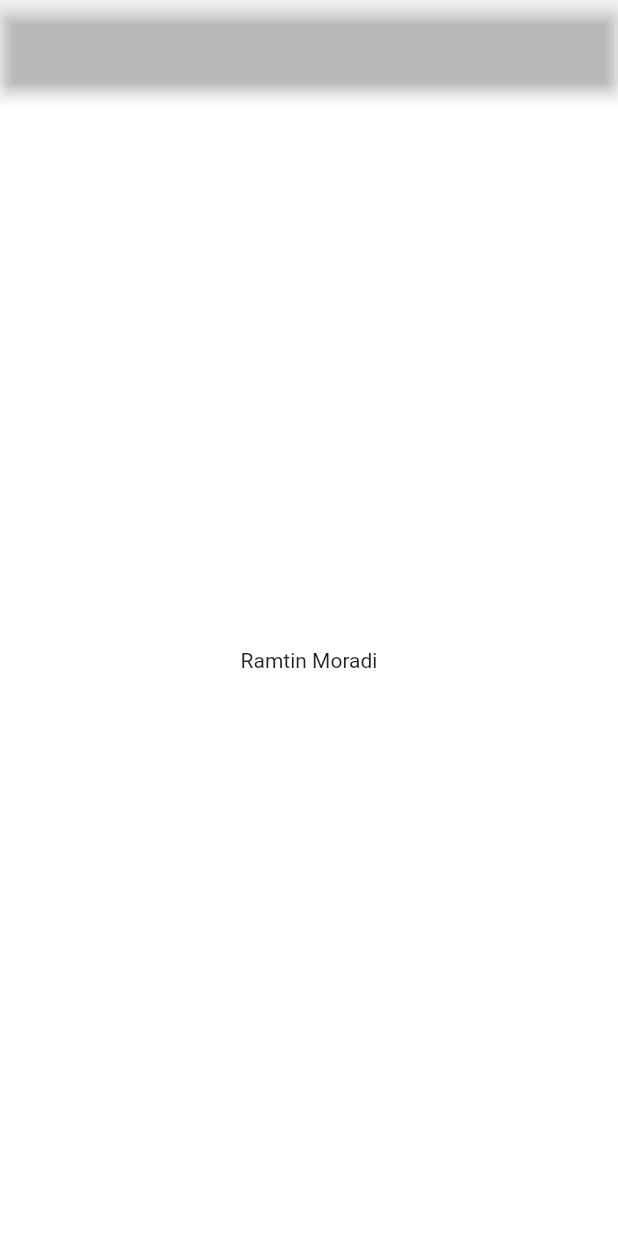
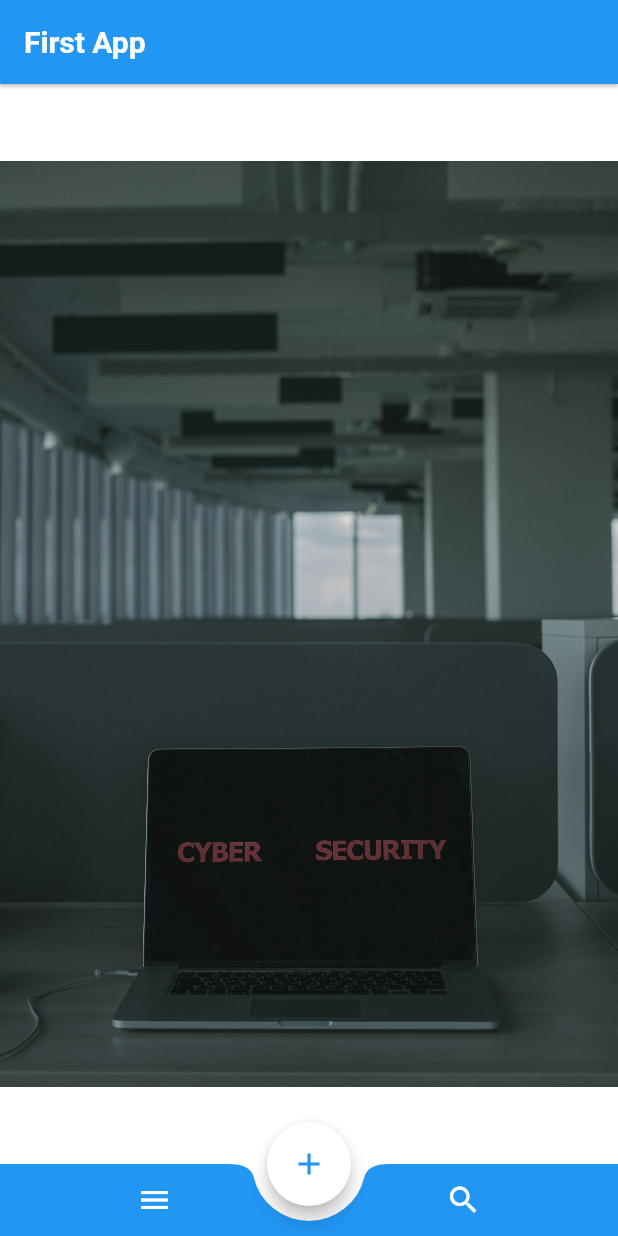
Before and after one commit to Ramtinmoradi/fisrt_app, a Flutter app: the screen it shows after launch, on a phone screen of 412 x 824 dp. Run offline on Flutter 3.47's test engine with Material 2 defaults, Android fonts, the phone set to English and light mode, and no system bars.

Commit message:
Second commit

```diff
--- a/lib/main.dart
+++ b/lib/main.dart
@@ -12,14 +12,57 @@ class MyApp extends StatelessWidget {
     return MaterialApp(
       debugShowCheckedModeBanner: false,
       home: Scaffold(
-        backgroundColor: Color.fromARGB(0, 153, 153, 153),
+        backgroundColor: Colors.white,
         appBar: AppBar(
-          backgroundColor: Color(0xff999999).withOpacity(0.05),
+          backgroundColor: Colors.blue,
+          elevation: 1,
+          title: const Text(
+            'First App',
+            style: TextStyle(
+              fontWeight: FontWeight.bold,
+              fontSize: 20,
+            ),
+          ),
         ),
-        body: const SafeArea(
+        floatingActionButtonLocation: FloatingActionButtonLocation.centerDocked,
+        floatingActionButton: FloatingActionButton(
+          elevation: 5.0,
+          backgroundColor: Colors.white,
+          foregroundColor: Colors.blue,
+          onPressed: () {},
+          child: const Icon(Icons.add),
+        ),
+        bottomNavigationBar: BottomAppBar(
+          elevation: 1,
+          shape: const CircularNotchedRectangle(),
+          notchMargin: 10.0,
+          color: Colors.blue,
+          child: Row(
+            mainAxisAlignment: MainAxisAlignment.spaceAround,
+            mainAxisSize: MainAxisSize.max,
+            children: <Widget>[
+              IconButton(
+                onPressed: () {},
+                icon: const Icon(
+                  Icons.menu,
+                  color: Colors.white,
+                ),
+              ),
+              IconButton(
+                onPressed: () {},
+                icon: const Icon(
+                  Icons.search,
+                  color: Colors.white,
+                ),
+              ),
+            ],
+          ),
+        ),
+        body: SafeArea(
           child: Center(
-            child: Text(
-              'Ramtin Moradi',
+            child: Image.asset(
+              'assets/images/first.jpg',
+              filterQuality: FilterQuality.high,
             ),
           ),
         ),
--- a/pubspec.yaml
+++ b/pubspec.yaml
@@ -59,8 +59,8 @@ flutter:
   uses-material-design: true
 
   # To add assets to your application, add an assets section, like this:
-  # assets:
-  #   - images/a_dot_burr.jpeg
+  assets:
+    - assets/images/
   #   - images/a_dot_ham.jpeg
 
   # An image asset can refer to one or more resolution-specific "variants", see
```
Also changed, not shown: assets/images/first.jpg (added).
